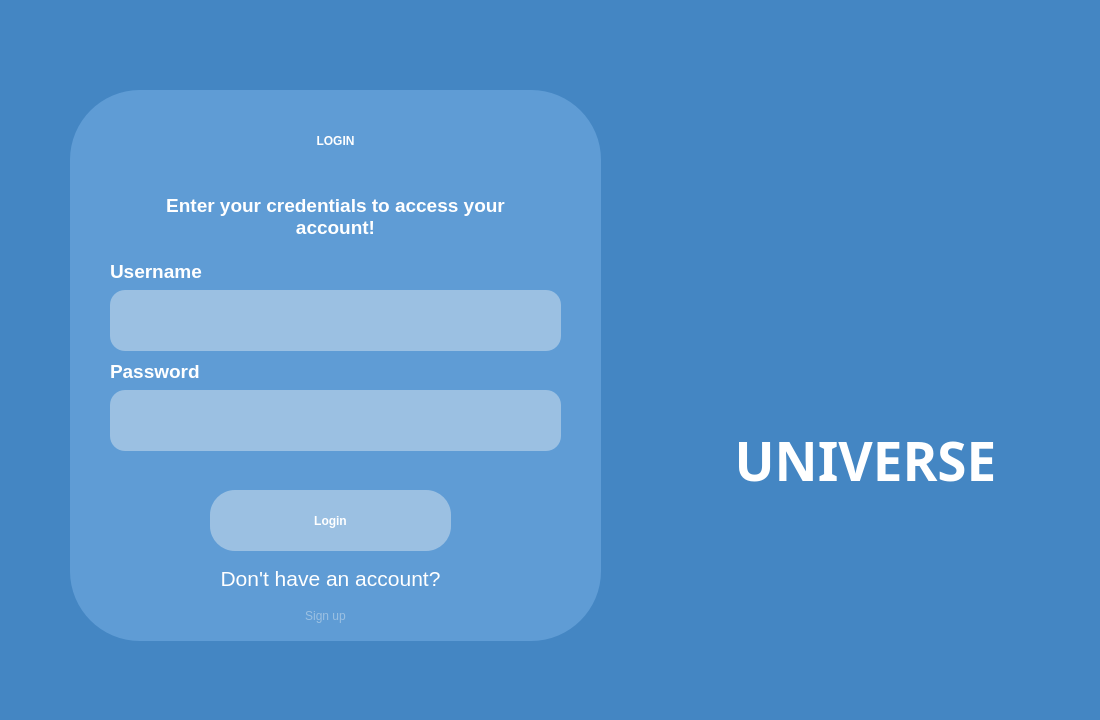
Qt form AGUniverse/presentationLayer/login.ui (codingburgas/sprint-eschool-ag-universe) before a commit.
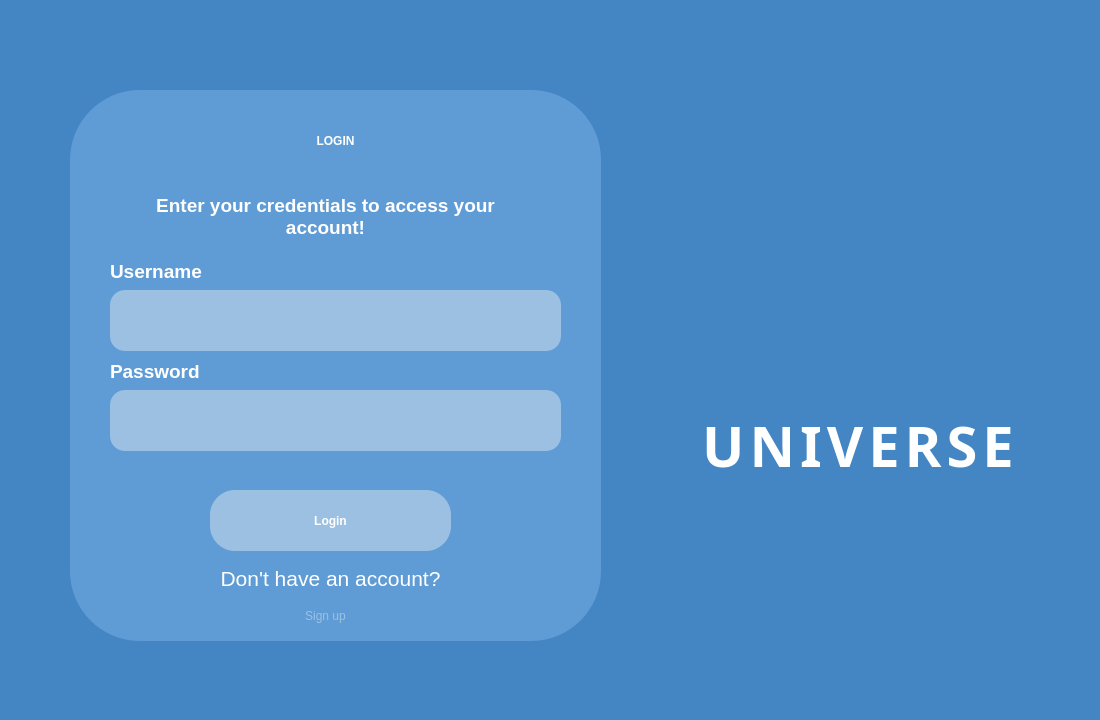
The same form after that commit. Icons and pictures are not drawn.

Commit message: Fix main menu images and enhance UI (Close #13)

Patch:
```diff
--- a/AGUniverse/presentationLayer/login.ui
+++ b/AGUniverse/presentationLayer/login.ui
@@ -94,10 +94,10 @@
    <widget class="QTextBrowser" name="textBrowser">
     <property name="geometry">
      <rect>
-      <x>140</x>
+      <x>120</x>
       <y>190</y>
-      <width>391</width>
-      <height>61</height>
+      <width>411</width>
+      <height>71</height>
      </rect>
     </property>
     <property name="styleSheet">
@@ -254,7 +254,7 @@
     <property name="geometry">
      <rect>
       <x>630</x>
-      <y>100</y>
+      <y>80</y>
       <width>461</width>
       <height>421</height>
      </rect>
@@ -272,22 +272,23 @@
    <widget class="QLabel" name="label_8">
     <property name="geometry">
      <rect>
-      <x>690</x>
-      <y>430</y>
-      <width>351</width>
-      <height>61</height>
+      <x>670</x>
+      <y>405</y>
+      <width>381</width>
+      <height>81</height>
      </rect>
     </property>
     <property name="font">
      <font>
-      <family>Crimson Text Semibold</family>
-      <pointsize>40</pointsize>
+      <family>Poor Richard</family>
+      <pointsize>42</pointsize>
       <italic>false</italic>
       <bold>true</bold>
      </font>
     </property>
     <property name="styleSheet">
-     <string notr="true">font: 40pt &quot;Crimson Text Semibold&quot;;
+     <string notr="true">letter-spacing:5px;
+font: 42pt &quot;Poor Richard&quot;;
 border:0px;
 color:white;
 font-weight:bold;</string>
@@ -296,7 +297,7 @@
      <enum>QFrame::Panel</enum>
     </property>
     <property name="text">
-     <string>UNIVERSE</string>
+     <string>&lt;html&gt;&lt;head/&gt;&lt;body&gt;&lt;p align=&quot;center&quot;&gt;UNIVERSE&lt;/p&gt;&lt;/body&gt;&lt;/html&gt;</string>
     </property>
     <property name="alignment">
      <set>Qt::AlignCenter</set>
```
Left out of the diff: 20 changed lines with no effect on the pictures. The commit also changes 6 other files.
